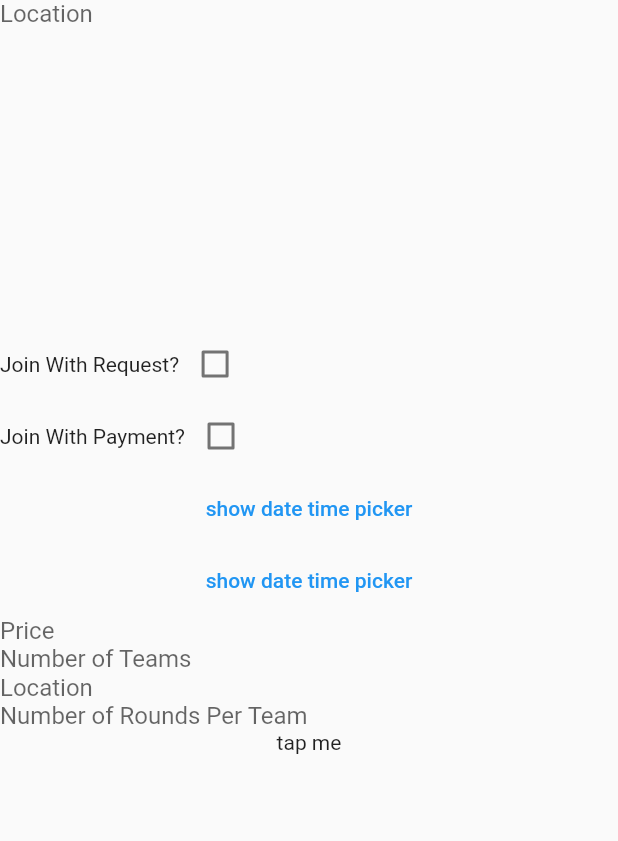
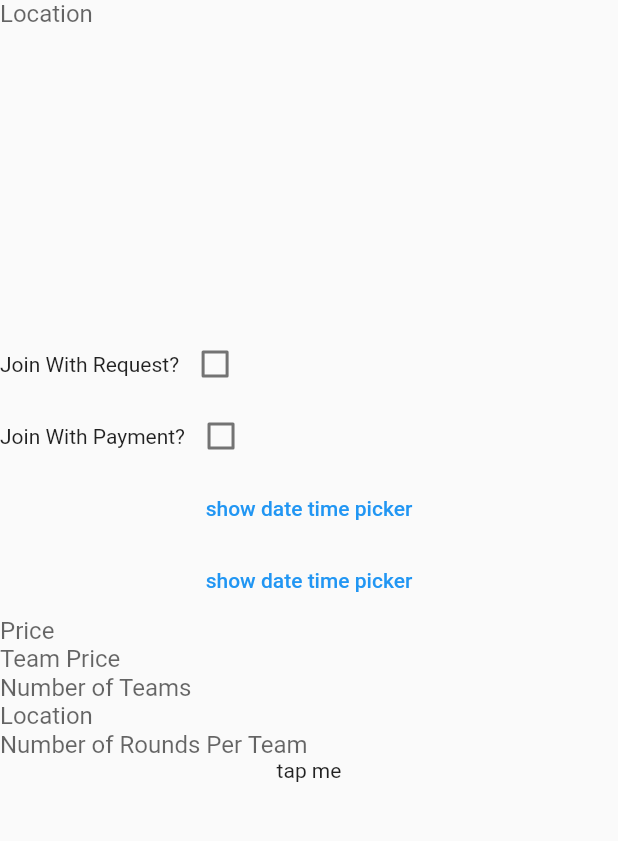
Before and after one commit to ArturoBarrios/AAASoccer, a Flutter app: the LeagueCreate screen opened directly, after a tap on "tap me", on a phone screen of 412 x 824 dp, the part 113-954 px from its top. Run offline on Flutter 3.47's test engine with Material 2 defaults, Android fonts, the phone set to English and light mode, and no system bars; our stand-ins replace auto_size_text, bloc, equatable, flip_card, flutter_bloc, flutter_datetime_picker and 11 more; missing offline and left inert: amplify_api, amplify_auth_cognito, amplify_authenticator, amplify_core, amplify_datastore, amplify_flutter and 9 more.

Commit message:
team price for event

```diff
--- a/lib/commands/league_command.dart
+++ b/lib/commands/league_command.dart
@@ -190,7 +190,11 @@ Future<Map<String, dynamic>> getLeaguesNearLocation() async {
     //add price
     if(eventInput['price']>0){
       eventInput['price'] = eventInput['price']*100;
-      Map<String, dynamic> paymentInput = {'price': eventInput['price'].toString()};
+      eventInput['teamPrice'] = eventInput['teamPrice'] * 100;
+      Map<String, dynamic> paymentInput = {
+        'price': eventInput['price'].toString(),
+        'teamPrice': eventInput['teamPrice'].toString(),
+      };
       print("create price,,,, event input: "+ priceEventInput.toString());
       print("create price input: " + paymentInput['price'].toString());
       Map<String, dynamic> createPriceResp = await EventCommand().createPrice(paymentInput, priceEventInput);
--- a/lib/commands/tournament_command.dart
+++ b/lib/commands/tournament_command.dart
@@ -439,8 +439,11 @@ class TournamentCommand extends BaseCommand {
       //add price
       if (eventInput['price'] > 0) {
         eventInput['price'] = eventInput['price'] * 100;
+        eventInput['teamPrice'] = eventInput['teamPrice'] * 100;
         Map<String, dynamic> paymentInput = {
-          'price': eventInput['price'].toString()
+          'price': eventInput['price'].toString(),
+          'teamPrice': eventInput['teamPrice'].toString()
+
         };
         print("create price,,,, event input: " + priceEventInput.toString());
         print("create price input: " + paymentInput['price'].toString());
--- a/lib/graphql/mutations/events.dart
+++ b/lib/graphql/mutations/events.dart
@@ -103,10 +103,14 @@ class EventMutations {
   Map<String, dynamic> paymentInput,
   Map<String, dynamic> eventInput,
 ) {
+  // Check if 'teamAmount' is present in paymentInput, if not set it to 0
+  var teamAmount = paymentInput.containsKey('teamPrice') ? paymentInput['teamPrice'] : "0";
+
   String createPrice = """
    mutation {
       createPrice(data: {
         amount: "${paymentInput['price']}",
+        teamAmount: "$teamAmount",
         event: {
             connect: "${eventInput['_id']}"
           },
--- a/lib/views/league/create.dart
+++ b/lib/views/league/create.dart
@@ -33,6 +33,8 @@ class _LeagueCreateState extends State<LeagueCreate> {
   final locationController = TextEditingController();
   final imagesController = TextEditingController();
   final numberOfRoundsPerTeamController = TextEditingController();
+  final teamPriceController = TextEditingController();
+
 
   bool _isLoading = false;
 
@@ -55,6 +57,7 @@ class _LeagueCreateState extends State<LeagueCreate> {
         "name": nameController.text.trim(),
         'isMainEvent': true,
         'price': double.parse(priceController.text.toString()),
+        'teamPrice': double.parse(teamPriceController.text.toString()),
         'startTime': dateTimePicker.startTimestamp,
         'endTime': dateTimePicker.endTimestamp,
         'withRequest': createEventRequestWidget.withRequest,
@@ -130,6 +133,10 @@ class _LeagueCreateState extends State<LeagueCreate> {
           decoration: new InputDecoration.collapsed(hintText: 'Price'),
         ),
         TextField(
+          controller: teamPriceController,
+          decoration: new InputDecoration.collapsed(hintText: 'Team Price'),
+        ),
+        TextField(
           controller: numberOfTeamsController,
           decoration: new InputDecoration.collapsed(hintText: 'Number of Teams'),
         ),
--- a/lib/views/tournament/create.dart
+++ b/lib/views/tournament/create.dart
@@ -37,6 +37,7 @@ class _TournamentCreateState extends State<TournamentCreate> {
   final numberOfTeamsPerGroupController = TextEditingController();
   final roundOfXController = TextEditingController();
   final knockoutRoundsController = TextEditingController();
+  final teamPriceController = TextEditingController();
 
   bool _isLoading = false;
 
@@ -59,6 +60,7 @@ class _TournamentCreateState extends State<TournamentCreate> {
         "name": nameController.text.trim(),
         'isMainEvent': true,
         'price': double.parse(priceController.text.toString()),
+        'teamPrice': double.parse(teamPriceController.text.toString()),
         'startTime': dateTimePicker.startTimestamp,
         'endTime': dateTimePicker.endTimestamp,
         'withRequest': createEventRequestWidget.withRequest,
@@ -140,6 +142,10 @@ class _TournamentCreateState extends State<TournamentCreate> {
           decoration: new InputDecoration.collapsed(hintText: 'Price'),
         ),
         TextField(
+          controller: teamPriceController,
+          decoration: new InputDecoration.collapsed(hintText: 'Team Price'),
+        ),
+        TextField(
           controller: numberOfTeamsController,
           decoration: new InputDecoration.collapsed(hintText: 'Number of Teams'),
         ),
```
Also changed, not shown: 1 other file. Lines whose indentation alone changed are shown as unchanged.
